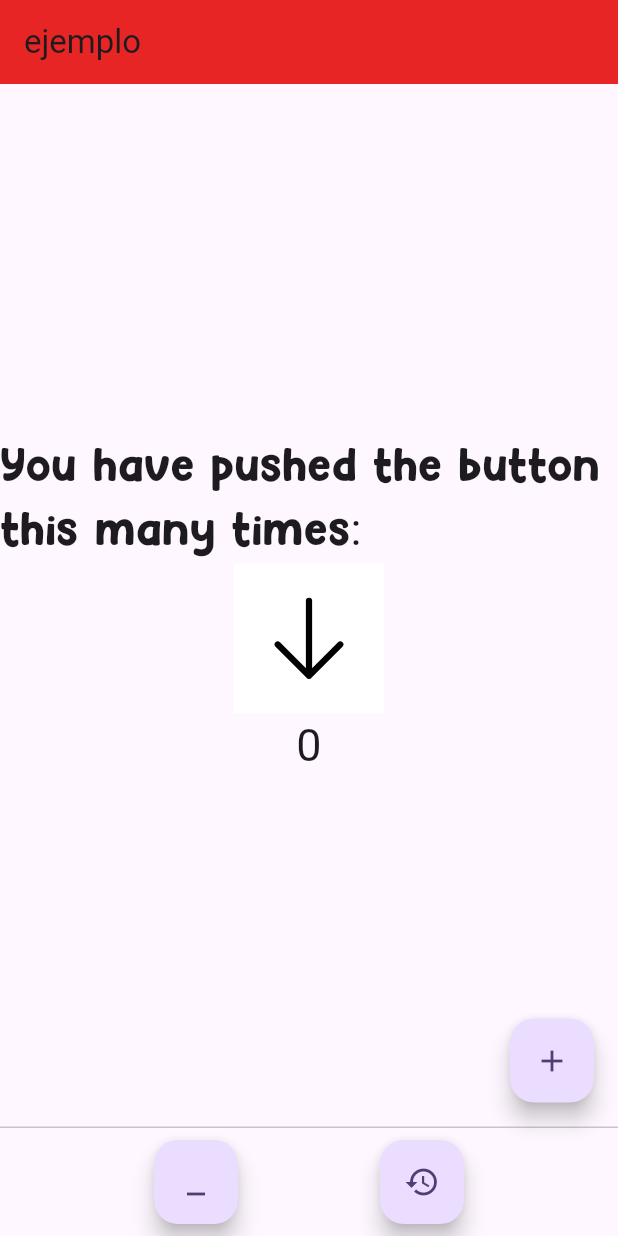
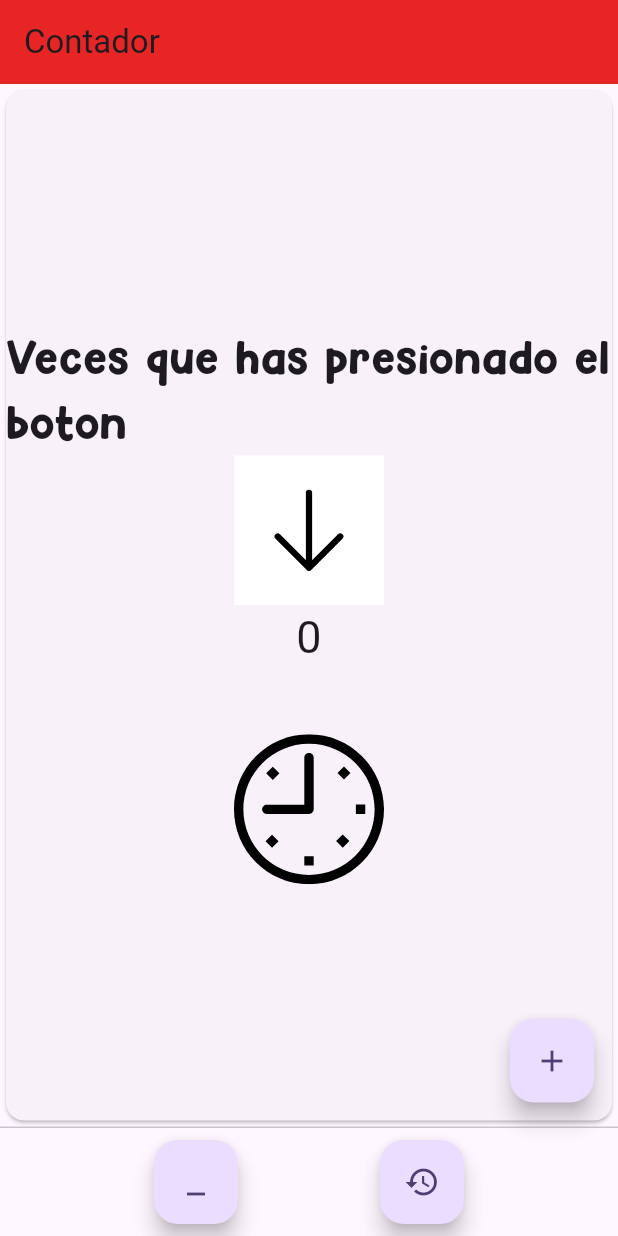
Before and after one commit to Vaporu-Code/laboratorios_Acevedo, a Flutter app: the screen it shows after launch, on a phone screen of 412 x 824 dp. Run offline on Flutter 3.47's test engine with Material 3 defaults, Android fonts, the phone set to English and light mode, and no system bars; our stand-ins replace flutter_svg.

Commit message:
añadido icons y condicion victoria

```diff
--- a/laboratorio/lib/pages/home.dart
+++ b/laboratorio/lib/pages/home.dart
@@ -10,23 +10,45 @@ class Home extends StatefulWidget {
 
 class _HomeState extends State<Home> {
   int _counter = 0;
+  String icono = "assets/icons/default.svg";
+  String estadoVictoria = " ";
 
   void _incrementCounter() {
     setState(() {
       _counter++;
+      verificarEstado();
     });
   }
 
   void _decreaseCounter() {
     setState(() {
       _counter--;
+      verificarEstado();
     });
   }
 
   void _resetCounter() {
     setState(() {
       _counter = 0;
+      verificarEstado();
     });
+  }
+
+  void verificarEstado(){
+    switch(_counter){
+      case 15:
+        estadoVictoria = "Has Ganado";
+        icono = "assets/icons/win.svg";
+      break;
+      case 10:
+        estadoVictoria = "Has Perdido";
+        icono = "assets/icons/lose.svg";
+      break;
+      default:
+        estadoVictoria = " ";
+        icono ="assets/icons/default";
+      break;
+    }
   }
 
   @override
@@ -34,14 +56,18 @@ class _HomeState extends State<Home> {
     return Scaffold(
       appBar: AppBar(
         backgroundColor: Color.fromARGB(255, 231, 37, 37),
-        title: Text('ejemplo'),
+        title: Text('Contador'),
       ),
+
+
       body: Center(
+        child: Card(
           child: Column(
             mainAxisAlignment: MainAxisAlignment.center,
             children: <Widget>[
+
               const Text(
-              'You have pushed the button this many times:',
+                'Veces que has presionado el boton',
                 style: TextStyle(fontFamily: 'Heycomic', fontSize: 30),
               ),
               SvgPicture.asset(
@@ -53,7 +79,20 @@ class _HomeState extends State<Home> {
                 '$_counter',
                 style: TextStyle(fontFamily: 'Heycomic', fontSize: 30),
               ),
+              Text(
+                '$estadoVictoria',
+                style: TextStyle(fontFamily: "Heycomic", fontSize: 30),
+              ),
+
+              SvgPicture.asset(icono, height: 100, width: 100,),
+
+              Row(
+
+
+              ),
+
             ],
+          ),
         ),
       ),
       floatingActionButton: FloatingActionButton(
--- a/laboratorio/pubspec.yaml
+++ b/laboratorio/pubspec.yaml
@@ -60,6 +60,9 @@ flutter:
 
   assets:
     - assets/icons/arrow-down-svgrepo-com.svg
+    - assets/icons/default.svg
+    - assets/icons/lose.svg
+    - assets/icons/win.svg
 
 
   fonts:
```
Also changed, not shown: laboratorio/assets/icons/default.svg (added), laboratorio/assets/icons/lose.svg (added), laboratorio/assets/icons/win.svg (added). Lines whose indentation alone changed are shown as unchanged.
